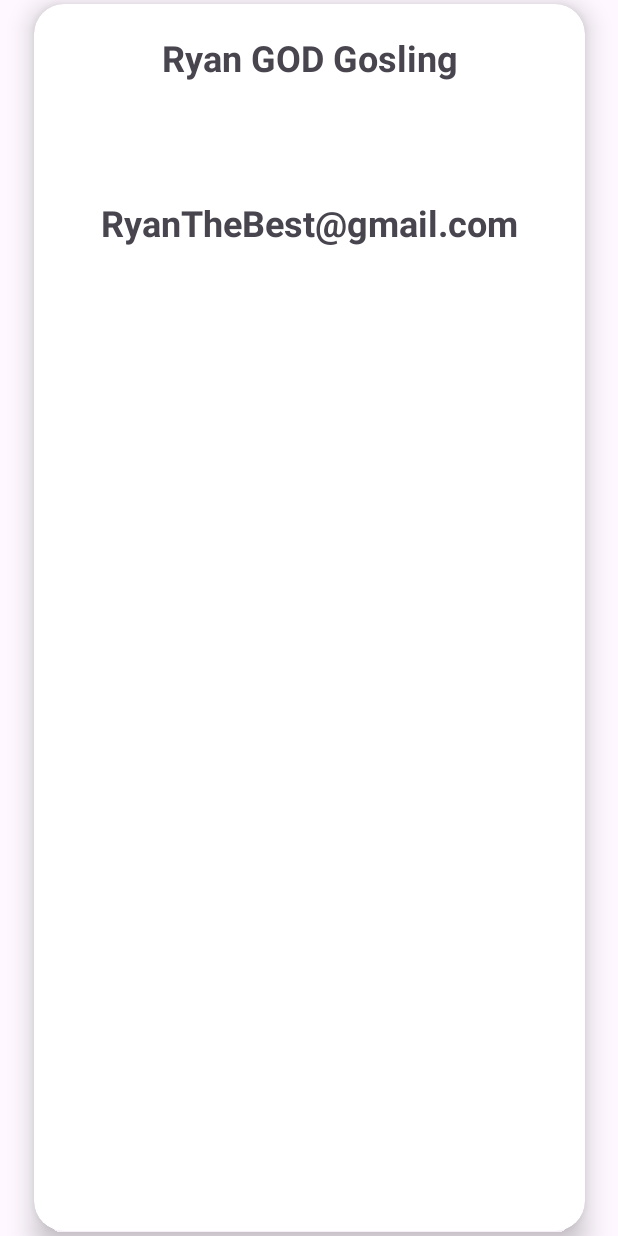
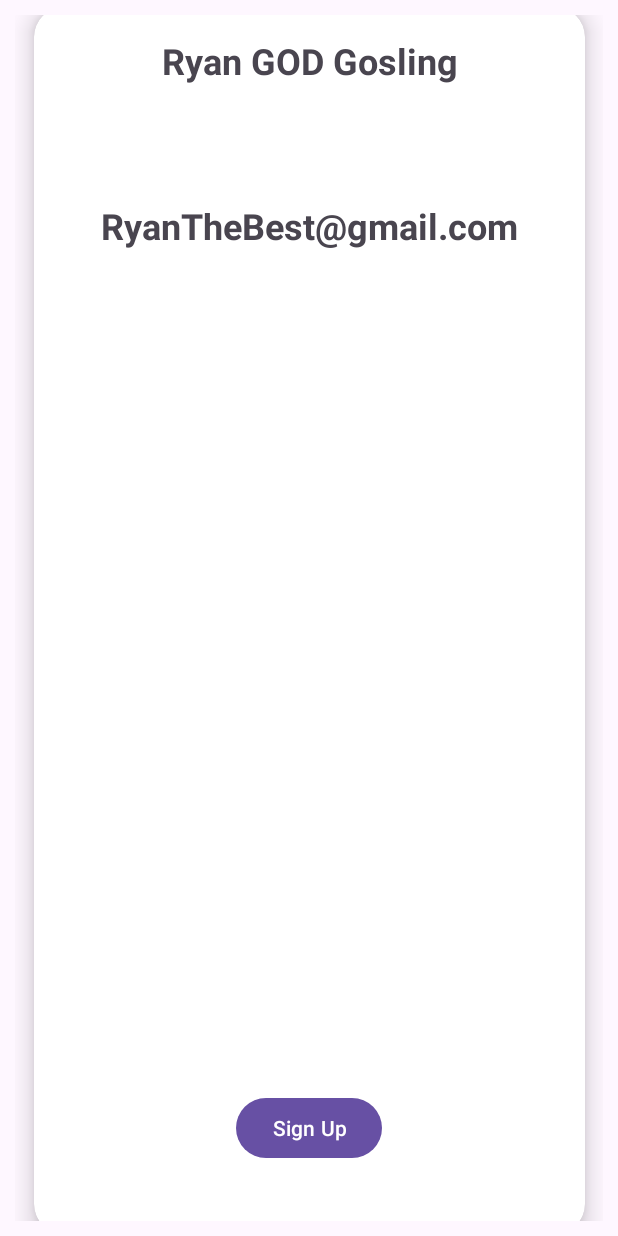
Before and after one commit to wGodCatw/InternAppAlpha, an Android app: the screen it shows after launch (MainActivity), on a phone screen of 412 x 824 dp. Run offline under Robolectric (Android 15) with nearby library versions, the phone set to English and light mode, and no system bars; our stand-ins replace Firebase (no records; nobody signed in at launch, a user with empty details on screens opened directly); pictures from the network do not load.

Commit message:
Google Sign in

```diff
--- a/app/build.gradle.kts
+++ b/app/build.gradle.kts
@@ -1,6 +1,7 @@
 plugins {
     id("com.android.application")
     id("com.google.gms.google-services")
+    id("org.jetbrains.kotlin.android")
 }
 
 android {
@@ -34,9 +35,12 @@
 
 dependencies {
     implementation("androidx.appcompat:appcompat:1.6.1")
+    implementation(platform("com.google.firebase:firebase-bom:32.7.0"))
     implementation("com.google.android.material:material:1.10.0")
     implementation("androidx.constraintlayout:constraintlayout:2.1.4")
     implementation("com.google.firebase:firebase-auth:22.3.0")
+    implementation("com.google.android.gms:play-services-auth:20.7.0")
+    implementation("com.google.gms:google-services:4.4.0")
     testImplementation("junit:junit:4.13.2")
     androidTestImplementation("androidx.test.ext:junit:1.1.5")
     androidTestImplementation("androidx.test.espresso:espresso-core:3.5.1")
--- a/app/src/main/AndroidManifest.xml
+++ b/app/src/main/AndroidManifest.xml
@@ -2,7 +2,7 @@
 <manifest xmlns:android="http://schemas.android.com/apk/res/android"
     xmlns:tools="http://schemas.android.com/tools">
 
-    <uses-permission android:name="android.permission.INTERNET"/>
+    <uses-permission android:name="android.permission.INTERNET" />
 
     <application
         android:allowBackup="true"
@@ -15,6 +15,9 @@
         android:theme="@style/Theme.InternApp"
         tools:targetApi="34">
         <activity
+            android:name=".MainActivity2"
+            android:exported="false" />
+        <activity
             android:name=".MainActivity"
             android:exported="true">
             <intent-filter>
--- a/app/src/main/java/com/example/internapp/MainActivity.java
+++ b/app/src/main/java/com/example/internapp/MainActivity.java
@@ -1,11 +1,29 @@
 package com.example.internapp;
 
+import android.content.Intent;
+import android.os.Bundle;
+import android.view.View;
+import android.widget.Button;
+import android.widget.Toast;
+
+import androidx.annotation.NonNull;
+import androidx.annotation.Nullable;
 import androidx.appcompat.app.AppCompatActivity;
 import androidx.recyclerview.widget.LinearLayoutManager;
 import androidx.recyclerview.widget.RecyclerView;
 
-import android.os.Bundle;
-import android.widget.Toast;
+import com.google.android.gms.auth.api.signin.GoogleSignIn;
+import com.google.android.gms.auth.api.signin.GoogleSignInAccount;
+import com.google.android.gms.auth.api.signin.GoogleSignInClient;
+import com.google.android.gms.auth.api.signin.GoogleSignInOptions;
+import com.google.android.gms.common.api.ApiException;
+import com.google.android.gms.tasks.OnCompleteListener;
+import com.google.android.gms.tasks.Task;
+import com.google.firebase.auth.AuthCredential;
+import com.google.firebase.auth.AuthResult;
+import com.google.firebase.auth.FirebaseAuth;
+import com.google.firebase.auth.FirebaseUser;
+import com.google.firebase.auth.GoogleAuthProvider;
 
 import java.util.ArrayList;
 
@@ -13,15 +31,27 @@
 
 
     private RecyclerView contactsRecView;
+    private Button signUp;
+
+    private GoogleSignInClient client;
 
     @Override
     protected void onCreate(Bundle savedInstanceState) {
         super.onCreate(savedInstanceState);
         setContentView(R.layout.activity_main);
 
+        contactsRecView = findViewById(R.id.contactsRecView);
+        signUp = findViewById(R.id.signUp);
+        GoogleSignInOptions options = new GoogleSignInOptions.Builder(GoogleSignInOptions.DEFAULT_SIGN_IN).requestIdToken(getString(R.string.default_web_client_id)).requestEmail().build();
 
-
-        contactsRecView = findViewById(R.id.contactsRecView);
+        client = GoogleSignIn.getClient(this, options);
+        signUp.setOnClickListener(new View.OnClickListener() {
+            @Override
+            public void onClick(View v) {
+                Intent i = client.getSignInIntent();
+                startActivityForResult(i, 1234);
+            }
+        });
 
         ArrayList<Contact> contacts = new ArrayList<>();
         contacts.add(new Contact("Ryan GOD Gosling", "RyanTheBest@gmail.com", "https://pbs.twimg.com/media/F0mt2ApXwAE7Lmt?format=jpg&name=large"));
@@ -41,4 +71,39 @@
 
 
     }
+
+    @Override
+    protected void onActivityResult(int requestCode, int resultCode, @Nullable Intent data) {
+        super.onActivityResult(requestCode, resultCode, data);
+        if (requestCode == 1234) {
+            Task<GoogleSignInAccount> task = GoogleSignIn.getSignedInAccountFromIntent(data);
+            try {
+                GoogleSignInAccount account = task.getResult(ApiException.class);
+                AuthCredential credential = GoogleAuthProvider.getCredential(account.getIdToken(), null);
+                FirebaseAuth.getInstance().signInWithCredential(credential).addOnCompleteListener(new OnCompleteListener<AuthResult>() {
+                    @Override
+                    public void onComplete(@NonNull Task<AuthResult> task) {
+                        if (task.isSuccessful()) {
+                            Intent intent = new Intent(getApplicationContext(), MainActivity2.class);
+                            startActivity(intent);
+                        } else {
+                            Toast.makeText(MainActivity.this, task.getException().getMessage(), Toast.LENGTH_SHORT).show();
+                        }
+                    }
+                });
+            } catch (ApiException e) {
+                e.printStackTrace();
+            }
+        }
+    }
+
+    @Override
+    protected void onStart() {
+        super.onStart();
+        FirebaseUser user = FirebaseAuth.getInstance().getCurrentUser();
+        if(user !=null){
+            Intent intent = new Intent(this, MainActivity2.class);
+            startActivity(intent);
+        }
+    }
 }
--- a/app/src/main/res/layout/activity_main.xml
+++ b/app/src/main/res/layout/activity_main.xml
@@ -1,13 +1,57 @@
 <?xml version="1.0" encoding="utf-8"?>
-<androidx.constraintlayout.widget.ConstraintLayout xmlns:app="http://schemas.android.com/apk/res-auto"
+<androidx.constraintlayout.widget.ConstraintLayout xmlns:android="http://schemas.android.com/apk/res/android"
+    xmlns:app="http://schemas.android.com/apk/res-auto"
     xmlns:tools="http://schemas.android.com/tools"
     android:layout_width="match_parent"
     android:layout_height="match_parent"
-    xmlns:android="http://schemas.android.com/apk/res/android" >
+    android:padding="10dp">
 
     <androidx.recyclerview.widget.RecyclerView
+        android:id="@+id/contactsRecView"
         android:layout_width="match_parent"
-        android:layout_height="match_parent"
-        android:id="@+id/contactsRecView"/>
+        android:layout_height="match_parent" />
+
+    <Button
+        android:id="@+id/signUp"
+        android:layout_width="wrap_content"
+        android:layout_height="wrap_content"
+        android:text="Sign Up"
+        app:layout_constraintBottom_toBottomOf="parent"
+        app:layout_constraintEnd_toEndOf="parent"
+        app:layout_constraintStart_toStartOf="parent"
+        app:layout_constraintTop_toTopOf="parent"
+        app:layout_constraintVertical_bias="0.95" />
+
+
+    <!--    <Button-->
+    <!--        android:id="@+id/btnFragment1"-->
+    <!--        android:layout_width="wrap_content"-->
+    <!--        android:layout_height="wrap_content"-->
+    <!--        android:text="Fragment 1"-->
+    <!--        app:layout_constraintEnd_toStartOf="@+id/btnFragment2"-->
+    <!--        app:layout_constraintHorizontal_bias="0.5"-->
+    <!--        app:layout_constraintStart_toStartOf="parent"-->
+    <!--        app:layout_constraintTop_toTopOf="parent" />-->
+
+    <!--    <Button-->
+    <!--        android:id="@+id/btnFragment2"-->
+    <!--        android:layout_width="wrap_content"-->
+    <!--        android:layout_height="wrap_content"-->
+    <!--        android:text="Fragment 2"-->
+    <!--        app:layout_constraintEnd_toEndOf="parent"-->
+    <!--        app:layout_constraintHorizontal_bias="0.5"-->
+    <!--        app:layout_constraintStart_toEndOf="@+id/btnFragment1"-->
+    <!--        app:layout_constraintTop_toTopOf="parent" />-->
+
+    <!--    <FrameLayout-->
+    <!--        android:id="@+id/flfragment"-->
+    <!--        android:layout_width="match_parent"-->
+    <!--        android:layout_height="0dp"-->
+    <!--        app:layout_constraintBottom_toBottomOf="parent"-->
+    <!--        app:layout_constraintEnd_toEndOf="parent"-->
+    <!--        app:layout_constraintHorizontal_bias="0.0"-->
+    <!--        app:layout_constraintStart_toStartOf="parent"-->
+    <!--        app:layout_constraintTop_toBottomOf="@+id/btnFragment1"-->
+    <!--        app:layout_constraintVertical_bias="1.0" />-->
 
 </androidx.constraintlayout.widget.ConstraintLayout>
--- a/app/src/main/res/values/strings.xml
+++ b/app/src/main/res/values/strings.xml
@@ -1,3 +1,5 @@
 <resources>
     <string name="app_name">InternApp</string>
+    <!-- TODO: Remove or change this placeholder text -->
+    <string name="hello_blank_fragment">Hello blank fragment</string>
 </resources>
--- a/build.gradle.kts
+++ b/build.gradle.kts
@@ -6,4 +6,5 @@
 // Top-level build file where you can add configuration options common to all sub-projects/modules.
 plugins {
     id("com.android.application") version "8.1.1" apply false
+    id("org.jetbrains.kotlin.android") version "1.9.0" apply false
 }
```
Also changed, not shown: app/src/main/java/com/example/internapp/FirstFragment.java (added, +16 -0 lines), app/src/main/java/com/example/internapp/MainActivity2.java (added, +31 -0 lines), app/src/main/java/com/example/internapp/SecondFragment.java (added, +15 -0 lines), app/src/main/res/layout/activity_main2.xml (added, +20 -0 lines), app/src/main/res/layout/fragment_first.xml (added, +22 -0 lines), app/src/main/res/layout/fragment_second.xml (added, +22 -0 lines).
